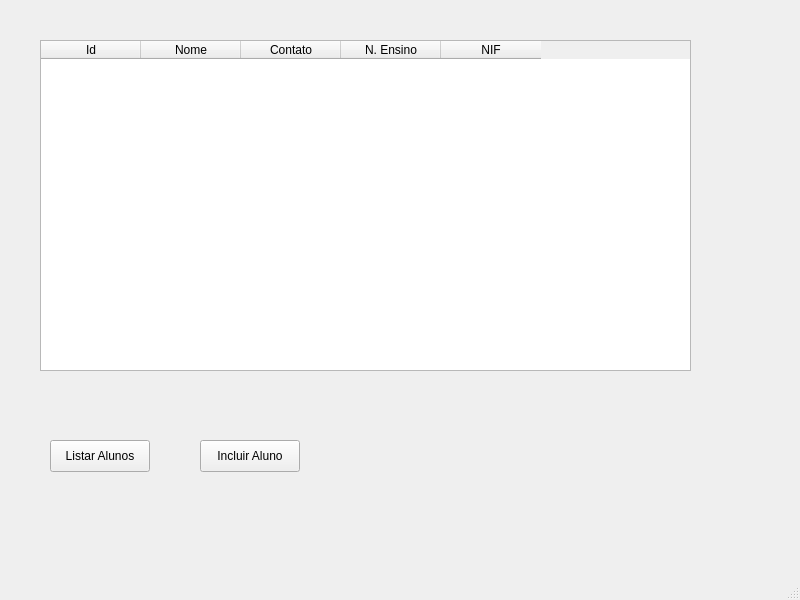
fabio-guilherme/centroexplicacoes, file ui/alunos.ui: the form before one commit.
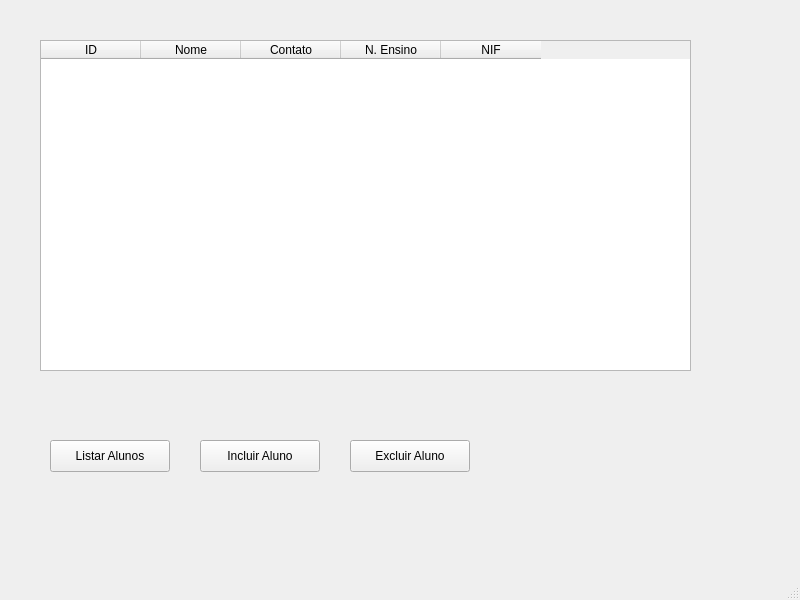
The form after the commit.

Commit message: Exclusão de Aluno etc.

```diff
--- a/ui/alunos.ui
+++ b/ui/alunos.ui
@@ -25,7 +25,7 @@
     </property>
     <column>
      <property name="text">
-      <string>Id</string>
+      <string>ID</string>
      </property>
     </column>
     <column>
@@ -54,7 +54,7 @@
      <rect>
       <x>50</x>
       <y>440</y>
-      <width>100</width>
+      <width>120</width>
       <height>32</height>
      </rect>
     </property>
@@ -67,7 +67,7 @@
      <rect>
       <x>200</x>
       <y>440</y>
-      <width>100</width>
+      <width>120</width>
       <height>32</height>
      </rect>
     </property>
@@ -75,6 +75,19 @@
      <string>Incluir Aluno</string>
     </property>
    </widget>
+   <widget class="QPushButton" name="btnExcluirAluno">
+    <property name="geometry">
+     <rect>
+      <x>350</x>
+      <y>440</y>
+      <width>120</width>
+      <height>32</height>
+     </rect>
+    </property>
+    <property name="text">
+     <string>Excluir Aluno</string>
+    </property>
+   </widget>
   </widget>
   <widget class="QMenuBar" name="menubar">
    <property name="geometry">
```
Left out of the diff: 2 changed lines with no effect on the pictures. The commit also changes 8 other files.
